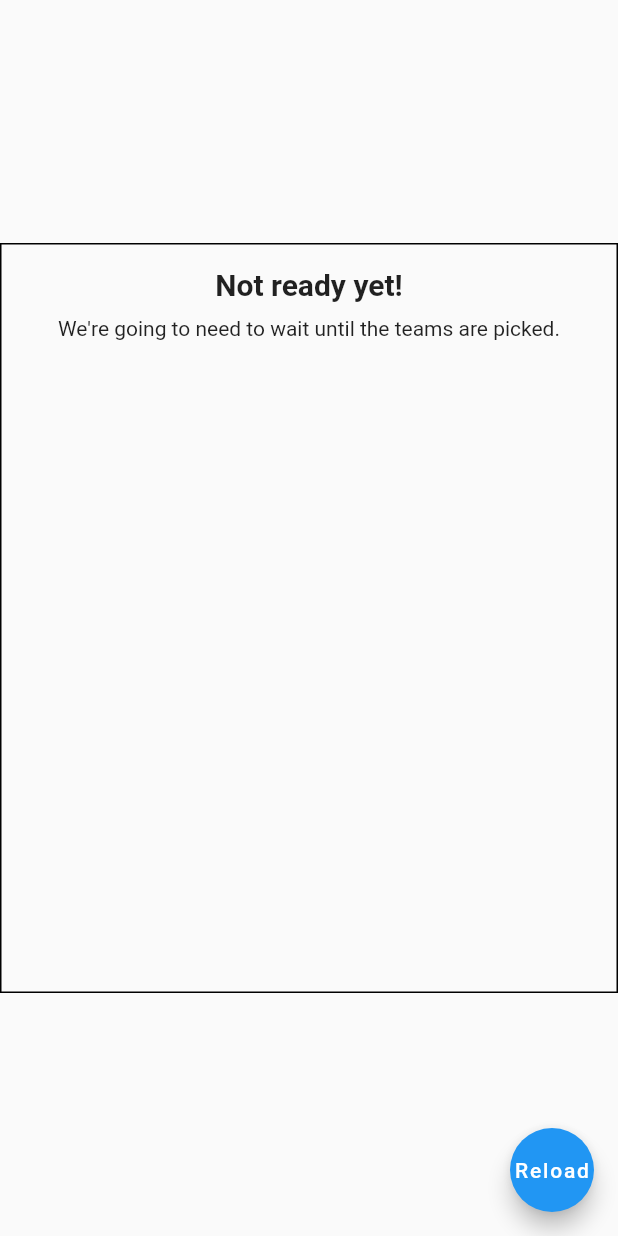
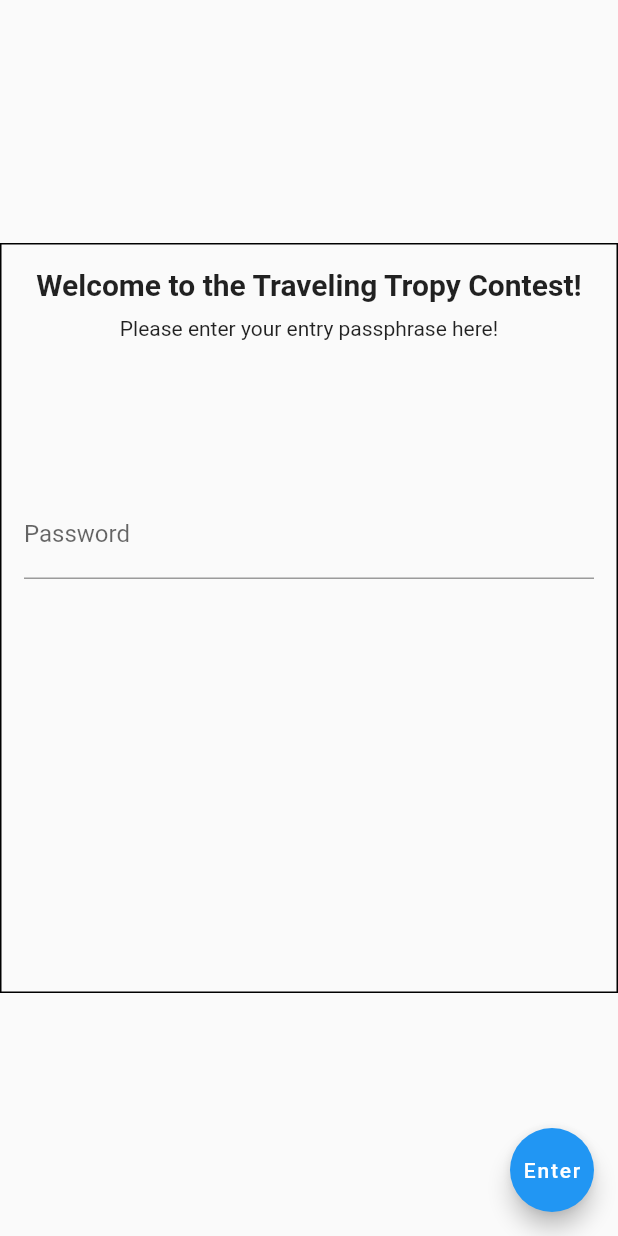
Before and after one commit to epaga/tropy, a Flutter app: the screen it shows after launch, on a phone screen of 412 x 824 dp. Run offline on Flutter 3.47's test engine with Material 2 defaults, Android fonts, the phone set to English and light mode, and no system bars; our stand-ins replace csv, shared_preferences.

Commit message:
password screen

```diff
--- a/lib/data.dart
+++ b/lib/data.dart
@@ -18,7 +18,7 @@ class Data {
   ];
 
   static bool haveAllPicks = false;
-  static bool submittedPicks = false;
+  static bool submittedPicks = true;
 
   static Region regionWest = Region(teams: [], name: "", picks: []);
   static Region regionEast = Region(teams: [], name: "", picks: []);
@@ -26,8 +26,11 @@ class Data {
   static Region regionMidWest = Region(teams: [], name: "", picks: []);
   static bool notReadyYet = true;
   static String csvUrl = 'https://smoothtrack.app/tropy/initialdata2.csv';
+  static bool needPassword = false;
 
   static FinalPicks finalPicks = FinalPicks();
+
+  static bool clearPrefsAtStart = true;
 
   static void storeToDisk() async {
     SharedPreferences prefs = await SharedPreferences.getInstance();
--- a/lib/main.dart
+++ b/lib/main.dart
@@ -15,7 +15,10 @@ import 'blurry.dart';
 part 'main.g.dart';
 
 void main() async {
-  runApp(const MaterialApp(home: MyApp()));
+  runApp(const MaterialApp(
+    home: MyApp(),
+    debugShowCheckedModeBanner: false,
+  ));
 }
 
 Region region(String regionName, List<List<dynamic>> list) {
@@ -170,8 +173,34 @@ class MyApp extends StatefulWidget {
 }
 
 class _MyAppState extends State<MyApp> {
+  setPasswordSet() async {
+    Data.needPassword = false;
+    SharedPreferences prefs = await SharedPreferences.getInstance();
+    prefs.setBool("stillNeedPassword", false);
+    loadInitialData();
+  }
+
   loadInitialData() async {
     SharedPreferences prefs = await SharedPreferences.getInstance();
+    if (Data.clearPrefsAtStart) {
+      await prefs.clear();
+      Data.clearPrefsAtStart = false;
+    }
+    Data.submittedPicks = prefs.getBool("submittedPicks") ?? false;
+    if (Data.submittedPicks) {
+      ScaffoldMessenger.of(context).showSnackBar(const SnackBar(
+        duration: Duration(seconds: 5),
+        content: Text("You already submitted your entry! Good luck!"),
+      ));
+    }
+
+    if (prefs.getBool("stillNeedPassword") ?? true) {
+      Data.notReadyYet = true;
+      Data.needPassword = true;
+      setState(() {});
+      return;
+    } else {
+      Data.needPassword = false;
       var regionWestJson = prefs.getString('regionWest');
       if (regionWestJson != null) {
         Data.regionWest =
@@ -185,14 +214,16 @@ class _MyAppState extends State<MyApp> {
         Data.finalPicks =
             FinalPicks.fromJson(jsonDecode(prefs.getString('finalPicks')!));
         Data.notReadyYet = false;
+        Data.updateWhetherWeHaveAllPicks();
         setState(() {});
         return;
+      }
     }
     final response = await http.get(Uri.parse(Data.csvUrl));
 
     // - PERSIST PICKS ✅
     // - MAKE PICKS READ-ONLY AFTER SUBMITTING ✅
-    // - HAVE ENTRY PASSWORD SCREEN IN FRONT FIRST
+    // - HAVE ENTRY PASSWORD SCREEN IN FRONT FIRST ✅
     // - DOWNLOAD TEAM IMAGES FROM SITE AS WELL
     // - HAVE PRIVACY POLICY FOR DSGVO
 
@@ -212,15 +243,67 @@ class _MyAppState extends State<MyApp> {
   }
 
   final _textStyle = const TextStyle(fontWeight: FontWeight.bold, fontSize: 20);
-  final GlobalKey<ScaffoldState> _scaffoldKey = new GlobalKey<ScaffoldState>();
+  final _formKey = GlobalKey<FormState>();
   @override
   Widget build(BuildContext context) {
+    if (Data.needPassword) {
+      return Scaffold(
+        body: Center(
+          child: SizedBox(
+            width: 500,
+            height: 500,
+            child: Container(
+              padding: const EdgeInsets.all(15.0),
+              decoration:
+                  BoxDecoration(border: Border.all(color: Colors.black)),
+              child: Column(
+                children: [
+                  Text(
+                    "Welcome to the Traveling Tropy Contest!",
+                    style: _textStyle,
+                  ),
+                  SizedBox(height: 10),
+                  Text("Please enter your entry passphrase here!"),
+                  SizedBox(height: 100),
+                  Form(
+                    key: _formKey,
+                    child: TextFormField(
+                      onFieldSubmitted: (value) => {
+                        if (_formKey.currentState!.validate())
+                          {setPasswordSet()}
+                      },
+                      obscureText: true,
+                      decoration: const InputDecoration(
+                        labelText: 'Password',
+                      ),
+                      validator: (String? value) {
+                        if (value != "rockchalk") {
+                          return "Wrong password!";
+                        }
+                        return null;
+                      },
+                    ),
+                  ),
+                ],
+              ),
+            ),
+          ),
+        ),
+        floatingActionButton: FloatingActionButton(
+          onPressed: () {
+            if (_formKey.currentState!.validate()) {
+              setPasswordSet();
+            }
+          },
+          backgroundColor: Colors.blue,
+          child: const Text("Enter"),
+        ),
+      );
+    } else if (Data.notReadyYet) {
       if (Data.regionEast.teams.length == 0) {
         loadInitialData();
       }
-    if (Data.notReadyYet) {
       return Scaffold(
-        key: _scaffoldKey,
         body: Center(
             child: SizedBox(
                 width: 500,
@@ -498,6 +581,10 @@ class _MyAppState extends State<MyApp> {
     );
     if (response.statusCode >= 200 && response.statusCode <= 299) {
       Data.submittedPicks = true;
+      SharedPreferences prefs = await SharedPreferences.getInstance();
+      prefs.setBool("submittedPicks", true);
+
+      setState(() {});
       ScaffoldMessenger.of(context).showSnackBar(SnackBar(
         duration: Duration(seconds: 5),
         content: Text("Successfully submitted! Good luck!"),
```
Lines whose indentation alone changed are shown as unchanged.
